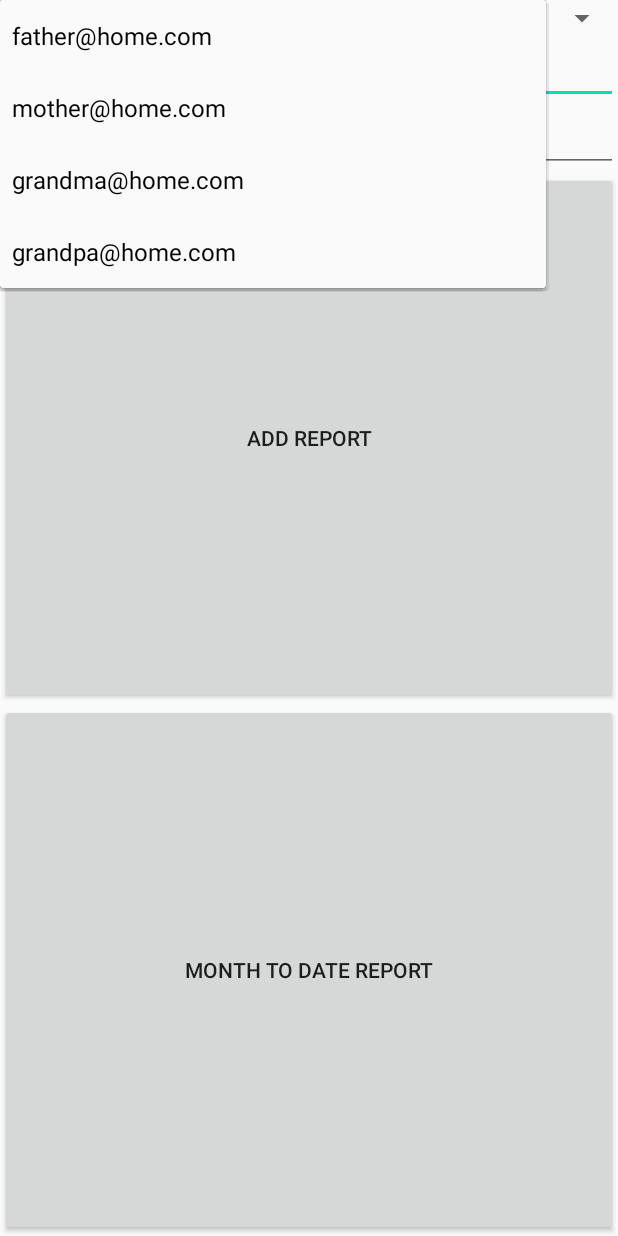
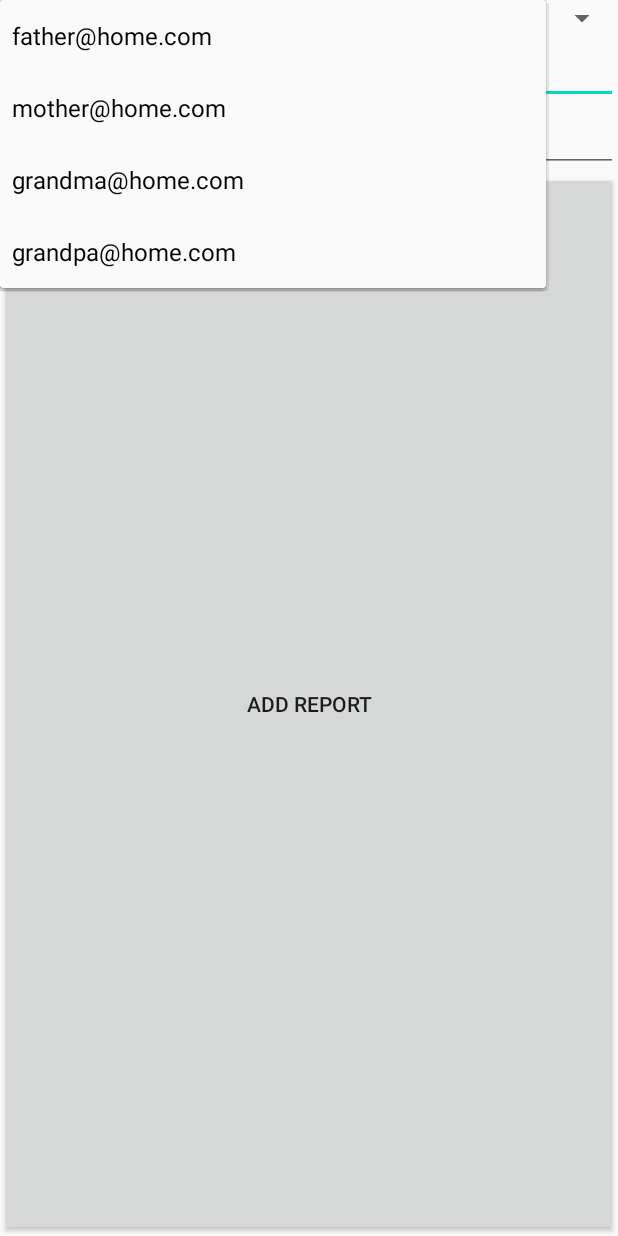
Before and after one commit to erkim97/Blood-Glucose, an Android app: the EntryActivity screen opened directly, with no data from a screen before it, after a tap on "father@home.com", on a phone screen of 412 x 824 dp. Run offline under Robolectric (Android 15) with nearby library versions, the phone set to English and light mode, and no system bars; our stand-ins replace Firebase (no records; nobody signed in at launch, a user with empty details on screens opened directly).

Commit message:
Added onclick to add button

```diff
--- a/app/src/main/java/com/bcit/ma_kim/EntryActivity.java
+++ b/app/src/main/java/com/bcit/ma_kim/EntryActivity.java
@@ -50,25 +50,10 @@ public class EntryActivity extends AppCompatActivity {
                     BloodPressureReading bpReading = studentSnapshot.getValue(BloodPressureReading.class);
                     bpReadingsList.add(bpReading);
                 }
-
-                //Function to be implemented to display the readings
-                displayReadings(bpReadingsList);
             }
 
             @Override
             public void onCancelled(@NonNull DatabaseError databaseError) {
-            }
-        });
-
-        /*
-        Placeholder button to link to month-to-date report activity for now
-         */
-        Button btnGoToMTDReport = findViewById(R.id.btnGoToMTDActivity);
-        btnGoToMTDReport.setOnClickListener(new View.OnClickListener() {
-            @Override
-            public void onClick(View view) {
-                Intent intent = new Intent(view.getContext(), MTDReportActivity.class);
-                startActivity(intent);
             }
         });
 
@@ -82,12 +67,6 @@ public class EntryActivity extends AppCompatActivity {
                 addReading();
             }
         });
-
-    }
-
-    private void displayReadings(ArrayList<BloodPressureReading> bpReadingsList) {
-        for (int i = 0; i < bpReadingsList.size(); i++) {
-        }
     }
 
     //to be implemented
@@ -113,7 +92,7 @@ public class EntryActivity extends AppCompatActivity {
         //*TO BE IMPLEMENTED -> MAKE IT STAY ON SCREEN
         if (bpReading.condition.equals("HYPERTENSIVE")) {
             Toast.makeText(EntryActivity.this,
-                    "WARNIRNINGINIIG",
+                    "Warning, Hypertensive BP, please see a doctor immediately",
                     Toast.LENGTH_SHORT).show();
         }
         Task setValueTask = dbRef.child(bpReading.id).setValue(bpReading);
@@ -127,21 +106,4 @@ public class EntryActivity extends AppCompatActivity {
             }
         });
     }
-
-    /*
-     final String id = bpReadingsList.get(i).id;
-
-            // Sets up edit textview button, send the reading id to the other activity
-            TextView editReading = getString(R.string.edit));
-            editReading.setOnClickListener(new View.OnClickListener() {
-                @Override
-                public void onClick(View view) {
-
-                    Intent intent = new Intent(view.getContext(), EditEntryActivity.class);
-                    intent.putExtra("id", id);
-                    startActivity(intent);
-                }
-            });
-     */
-
 }
--- a/app/src/main/res/layout/activity_entry.xml
+++ b/app/src/main/res/layout/activity_entry.xml
@@ -42,12 +42,6 @@
             android:layout_weight="1"
             android:text="@string/add_Report" />
 
-        <Button
-            android:id="@+id/btnGoToMTDActivity"
-            android:layout_width="match_parent"
-            android:layout_height="wrap_content"
-            android:layout_weight="1"
-            android:text="@string/mtd_Text" />
     </LinearLayout>
 
 </LinearLayout>
--- a/app/src/main/res/layout/fragment_relative.xml
+++ b/app/src/main/res/layout/fragment_relative.xml
@@ -140,6 +140,7 @@
         android:clickable="true"
         android:focusable="true"
         android:src="@drawable/ic_add"
+        android:onClick="addReading"
         android:tint="@android:color/white"
         android:visibility="invisible"
         app:layout_constraintBottom_toTopOf="@+id/floating_edit_btn"
```
Also changed, not shown: app/src/main/java/com/bcit/ma_kim/MainActivity.java (+9 -0 lines).
